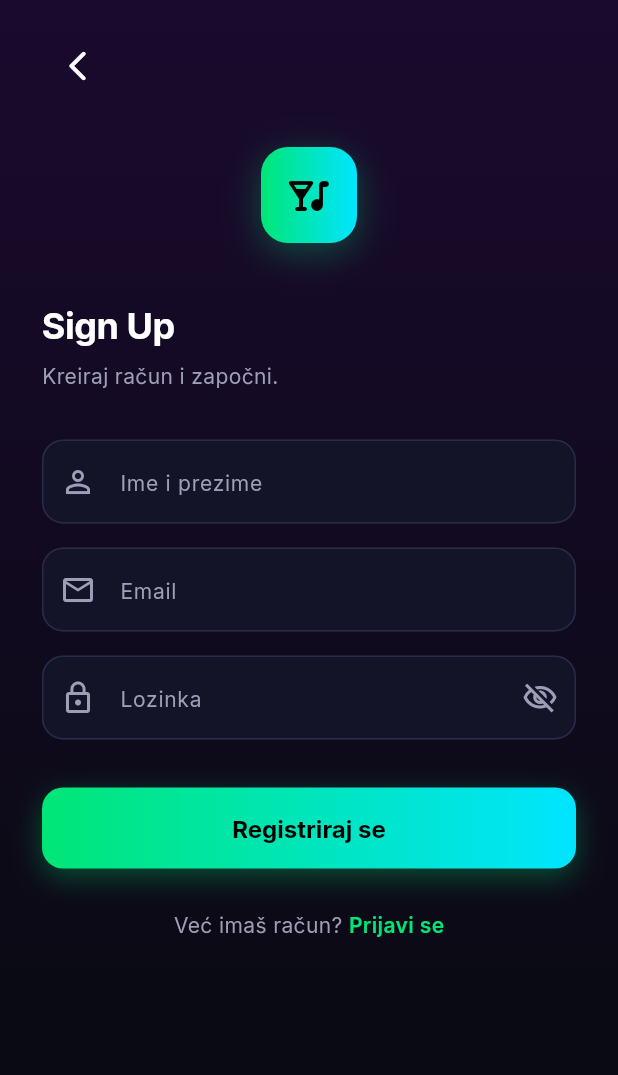
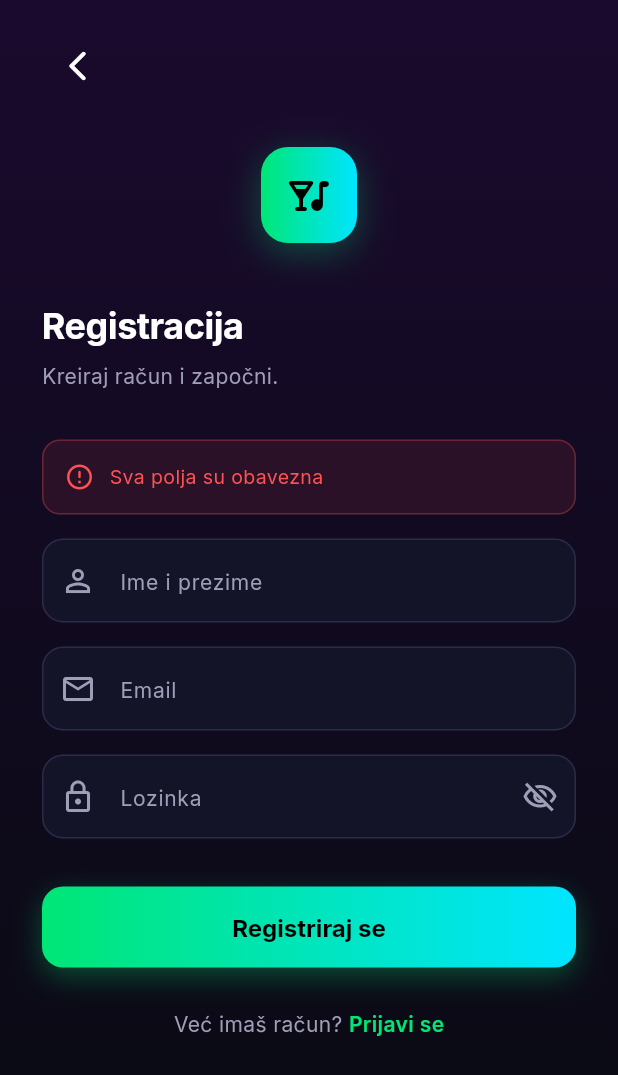
Before and after one commit to marin-hrvacanin/nightpulse, a Flutter app: the SignupScreen screen opened directly, after a tap on "Registriraj se", on a phone screen of 412 x 824 dp. Shown: the top 1075 px of the screen. Run offline on Flutter 3.47's test engine with Material 3 defaults, Android fonts, the phone set to English and light mode, and no system bars; our stand-ins replace flutter_map, flutter_secure_storage, flutter_svg, google_fonts, latlong2; accounts and stored records are empty; network calls fail.

```diff
--- a/frontend/lib/screens/auth/signup_screen.dart
+++ b/frontend/lib/screens/auth/signup_screen.dart
@@ -11,16 +11,24 @@ class SignupScreen extends StatefulWidget {
   State<SignupScreen> createState() => _SignupScreenState();
 }
 
-class _SignupScreenState extends State<SignupScreen> {
+class _SignupScreenState extends State<SignupScreen> with SingleTickerProviderStateMixin {
   final _nameController = TextEditingController();
   final _emailController = TextEditingController();
   final _passwordController = TextEditingController();
   bool _obscurePassword = true;
   bool _loading = false;
   String? _error;
+  late AnimationController _fadeCtrl;
+
+  @override
+  void initState() {
+    super.initState();
+    _fadeCtrl = AnimationController(vsync: this, duration: const Duration(milliseconds: 600))..forward();
+  }
 
   @override
   void dispose() {
+    _fadeCtrl.dispose();
     _nameController.dispose();
     _emailController.dispose();
     _passwordController.dispose();
@@ -28,22 +36,16 @@ class _SignupScreenState extends State<SignupScreen> {
   }
 
   void _signup() async {
-    if (_nameController.text.isEmpty || _emailController.text.isEmpty || _passwordController.text.isEmpty) return;
+    if (_nameController.text.isEmpty || _emailController.text.isEmpty || _passwordController.text.isEmpty) {
+      setState(() => _error = 'Sva polja su obavezna');
+      return;
+    }
     setState(() { _loading = true; _error = null; });
-
-    final result = await ApiService.register(
-      _emailController.text.trim(),
-      _passwordController.text,
-      _nameController.text.trim(),
-    );
-
+    final result = await ApiService.register(_emailController.text.trim(), _passwordController.text, _nameController.text.trim());
     if (!mounted) return;
     setState(() => _loading = false);
-
     if (result['success'] == true) {
-      Navigator.of(context).pushReplacement(
-        MaterialPageRoute(builder: (_) => const OnboardingScreen()),
-      );
+      Navigator.of(context).pushReplacement(MaterialPageRoute(builder: (_) => const OnboardingScreen()));
     } else {
       setState(() => _error = result['error'] as String?);
     }
@@ -53,150 +55,39 @@ class _SignupScreenState extends State<SignupScreen> {
   Widget build(BuildContext context) {
     return Scaffold(
       body: Container(
-        decoration: const BoxDecoration(
-          gradient: LinearGradient(
-            begin: Alignment.topCenter,
-            end: Alignment.bottomCenter,
-            colors: [
-              Color(0xFF1A0A2E),
-              AppColors.background,
-            ],
-          ),
-        ),
+        decoration: const BoxDecoration(gradient: LinearGradient(begin: Alignment.topCenter, end: Alignment.bottomCenter, colors: [Color(0xFF1A0A2E), AppColors.background])),
         child: SafeArea(
           child: SingleChildScrollView(
             padding: const EdgeInsets.symmetric(horizontal: 28),
-            child: Column(
-              crossAxisAlignment: CrossAxisAlignment.start,
-              children: [
+            child: FadeTransition(
+              opacity: CurvedAnimation(parent: _fadeCtrl, curve: Curves.easeOut),
+              child: Column(crossAxisAlignment: CrossAxisAlignment.start, children: [
                 const SizedBox(height: 20),
-                IconButton(
-                  onPressed: () => Navigator.of(context).pop(),
-                  icon: const Icon(Icons.arrow_back_ios_rounded, color: Colors.white),
-                ),
+                IconButton(onPressed: () => Navigator.of(context).pop(), icon: const Icon(Icons.arrow_back_ios_rounded, color: Colors.white)),
                 const SizedBox(height: 30),
-                // Logo
-                Center(
-                  child: Container(
-                    width: 64,
-                    height: 64,
-                    decoration: BoxDecoration(
-                      gradient: AppColors.primaryGradient,
-                      borderRadius: BorderRadius.circular(18),
-                      boxShadow: [
-                        BoxShadow(
-                          color: AppColors.primary.withOpacity(0.3),
-                          blurRadius: 20,
-                          offset: const Offset(0, 6),
-                        ),
-                      ],
-                    ),
-                    child: const Icon(
-                      Icons.nightlife_rounded,
-                      size: 32,
-                      color: Colors.black,
-                    ),
-                  ),
-                ),
+                Center(child: Container(width: 64, height: 64, decoration: BoxDecoration(gradient: AppColors.primaryGradient, borderRadius: BorderRadius.circular(18), boxShadow: [BoxShadow(color: AppColors.primary.withOpacity(0.3), blurRadius: 20, offset: const Offset(0, 6))]), child: const Icon(Icons.nightlife_rounded, size: 32, color: Colors.black))),
                 const SizedBox(height: 40),
-                Text(
-                  'Sign Up',
-                  style: Theme.of(context).textTheme.headlineMedium,
-                ),
+                Text('Registracija', style: Theme.of(context).textTheme.headlineMedium),
                 const SizedBox(height: 8),
-                Text(
-                  'Kreiraj račun i započni.',
-                  style: Theme.of(context).textTheme.bodyMedium,
-                ),
+                Text('Kreiraj račun i započni.', style: Theme.of(context).textTheme.bodyMedium),
                 const SizedBox(height: 32),
-                // Name field
-                TextField(
-                  controller: _nameController,
-                  style: GoogleFonts.inter(color: Colors.white),
-                  decoration: const InputDecoration(
-                    hintText: 'Ime i prezime',
-                    prefixIcon: Icon(Icons.person_outline, color: AppColors.textSecondary),
-                  ),
-                ),
+                if (_error != null) ...[
+                  Container(width: double.infinity, padding: const EdgeInsets.all(14), decoration: BoxDecoration(color: AppColors.error.withOpacity(0.1), borderRadius: BorderRadius.circular(12), border: Border.all(color: AppColors.error.withOpacity(0.3))), child: Row(children: [const Icon(Icons.error_outline_rounded, color: AppColors.error, size: 20), const SizedBox(width: 10), Expanded(child: Text(_error!, style: GoogleFonts.inter(color: AppColors.error, fontSize: 13)))])),
+                  const SizedBox(height: 16),
+                ],
+                TextField(controller: _nameController, enabled: !_loading, style: GoogleFonts.inter(color: Colors.white), decoration: const InputDecoration(hintText: 'Ime i prezime', prefixIcon: Icon(Icons.person_outline, color: AppColors.textSecondary))),
                 const SizedBox(height: 16),
-                // Email field
-                TextField(
-                  controller: _emailController,
-                  keyboardType: TextInputType.emailAddress,
-                  style: GoogleFonts.inter(color: Colors.white),
-                  decoration: const InputDecoration(
-                    hintText: 'Email',
-                    prefixIcon: Icon(Icons.email_outlined, color: AppColors.textSecondary),
-                  ),
-                ),
+                TextField(controller: _emailController, keyboardType: TextInputType.emailAddress, enabled: !_loading, style: GoogleFonts.inter(color: Colors.white), decoration: const InputDecoration(hintText: 'Email', prefixIcon: Icon(Icons.email_outlined, color: AppColors.textSecondary))),
                 const SizedBox(height: 16),
-                // Password field
-                TextField(
-                  controller: _passwordController,
-                  obscureText: _obscurePassword,
-                  style: GoogleFonts.inter(color: Colors.white),
-                  decoration: InputDecoration(
-                    hintText: 'Lozinka',
-                    prefixIcon: const Icon(Icons.lock_outline, color: AppColors.textSecondary),
-                    suffixIcon: IconButton(
-                      icon: Icon(
-                        _obscurePassword ? Icons.visibility_off_outlined : Icons.visibility_outlined,
-                        color: AppColors.textSecondary,
-                      ),
-                      onPressed: () => setState(() => _obscurePassword = !_obscurePassword),
-                    ),
-                  ),
-                ),
+                TextField(controller: _passwordController, obscureText: _obscurePassword, enabled: !_loading, onSubmitted: (_) => _signup(), style: GoogleFonts.inter(color: Colors.white), decoration: InputDecoration(hintText: 'Lozinka', prefixIcon: const Icon(Icons.lock_outline, color: AppColors.textSecondary), suffixIcon: IconButton(icon: Icon(_obscurePassword ? Icons.visibility_off_outlined : Icons.visibility_outlined, color: AppColors.textSecondary), onPressed: () => setState(() => _obscurePassword = !_obscurePassword)))),
                 const SizedBox(height: 32),
-                // Signup button
-                Container(
-                  width: double.infinity,
-                  height: 54,
-                  decoration: BoxDecoration(
-                    gradient: AppColors.primaryGradient,
-                    borderRadius: BorderRadius.circular(14),
-                    boxShadow: [
-                      BoxShadow(
-                        color: AppColors.primary.withOpacity(0.3),
-                        blurRadius: 16,
-                        offset: const Offset(0, 6),
-                      ),
-                    ],
-                  ),
-                  child: ElevatedButton(
-                    onPressed: _signup,
-                    style: ElevatedButton.styleFrom(
-                      backgroundColor: Colors.transparent,
-                      shadowColor: Colors.transparent,
-                    ),
-                    child: const Text('Registriraj se'),
-                  ),
-                ),
+                AnimatedContainer(duration: const Duration(milliseconds: 200), width: double.infinity, height: 54, decoration: BoxDecoration(gradient: _loading ? null : AppColors.primaryGradient, color: _loading ? AppColors.surfaceLight : null, borderRadius: BorderRadius.circular(14), boxShadow: _loading ? null : [BoxShadow(color: AppColors.primary.withOpacity(0.3), blurRadius: 16, offset: const Offset(0, 6))]),
+                  child: ElevatedButton(onPressed: _loading ? null : _signup, style: ElevatedButton.styleFrom(backgroundColor: Colors.transparent, shadowColor: Colors.transparent, disabledBackgroundColor: Colors.transparent),
+                    child: _loading ? const SizedBox(width: 22, height: 22, child: CircularProgressIndicator(strokeWidth: 2.5, color: AppColors.primary)) : Text('Registriraj se', style: GoogleFonts.inter(fontSize: 16, fontWeight: FontWeight.w700, color: Colors.black)))),
                 const SizedBox(height: 28),
-                Center(
-                  child: Row(
-                    mainAxisAlignment: MainAxisAlignment.center,
-                    children: [
-                      Text(
-                        'Već imaš račun? ',
-                        style: GoogleFonts.inter(color: AppColors.textSecondary, fontSize: 14),
-                      ),
-                      GestureDetector(
-                        onTap: () => Navigator.of(context).pop(),
-                        child: Text(
-                          'Prijavi se',
-                          style: GoogleFonts.inter(
-                            color: AppColors.primary,
-                            fontSize: 14,
-                            fontWeight: FontWeight.w600,
-                          ),
-                        ),
-                      ),
-                    ],
-                  ),
-                ),
+                Center(child: Row(mainAxisAlignment: MainAxisAlignment.center, children: [Text('Već imaš račun? ', style: GoogleFonts.inter(color: AppColors.textSecondary, fontSize: 14)), GestureDetector(onTap: () => Navigator.of(context).pop(), child: Text('Prijavi se', style: GoogleFonts.inter(color: AppColors.primary, fontSize: 14, fontWeight: FontWeight.w600)))])),
                 const SizedBox(height: 40),
-              ],
+              ]),
             ),
           ),
         ),
```
Also changed, not shown: frontend/lib/main.dart (+23 -3 lines), frontend/lib/screens/auth/login_screen.dart (+95 -24 lines), frontend/lib/screens/discover_screen.dart (deleted, +0 -46 lines), frontend/lib/screens/update_screen.dart (added, +66 -0 lines), frontend/lib/services/api_service.dart (+29 -0 lines), 3 other files.
